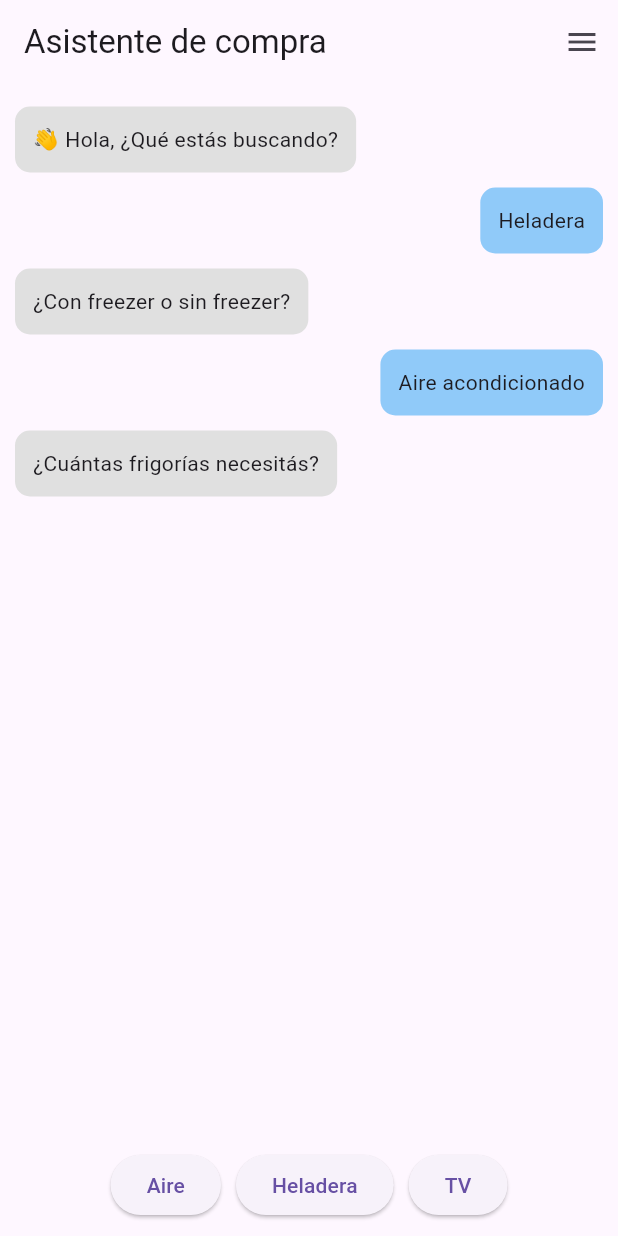
After one commit to sergiorc182/mi_app_mobile, a Flutter app: the ChatScreen screen opened directly, item 2 of the bottom bar chosen, after a tap on "Aire", on a phone screen of 412 x 824 dp. The commit adds this screen. Run offline on Flutter 3.47's test engine with Material 3 defaults, Android fonts, the phone set to English and light mode, and no system bars; our stand-ins replace cloud_firestore, firebase_auth, firebase_core; accounts and stored records are empty; network calls fail.

Commit message:
login mas el chat con main conectado, falta separar la vista desde el login y conectarlo

```diff
--- /dev/null
+++ b/lib/controlador/chat.dart
@@ -0,0 +1,148 @@
+import 'package:flutter/material.dart';
+
+// 👇 para ir al login si no está registrado
+import 'login.dart';
+
+class ChatScreen extends StatefulWidget {
+  final Map<String, dynamic>? userData;
+
+  const ChatScreen({super.key, this.userData});
+
+  @override
+  State<ChatScreen> createState() => _ChatScreenState();
+}
+
+class _ChatScreenState extends State<ChatScreen> {
+  List<Map<String, String>> mensajes = [
+    {"bot": "👋 Hola, ¿Qué estás buscando?"}
+  ];
+
+  void enviarOpcion(String texto) {
+    setState(() {
+      mensajes.add({"user": texto});
+
+      // lógica simple inicial
+      if (texto.toLowerCase().contains("aire")) {
+        mensajes.add({"bot": "¿Cuántas frigorías necesitás?"});
+      } else if (texto.toLowerCase().contains("tv")) {
+        mensajes.add({"bot": "¿De cuántas pulgadas?"});
+      } else if (texto.toLowerCase().contains("heladera")) {
+        mensajes.add({"bot": "¿Con freezer o sin freezer?"});
+      } else {
+        mensajes.add({"bot": "Contame más sobre lo que buscás"});
+      }
+    });
+  }
+
+  @override
+  Widget build(BuildContext context) {
+    return Scaffold(
+      appBar: AppBar(
+        title: const Text("Asistente de compra"),
+      ),
+
+      // 👉 PANEL DERECHO
+      endDrawer: Drawer(
+        child: Column(
+          children: [
+            const DrawerHeader(
+              child: Text("Mi Cuenta", style: TextStyle(fontSize: 20)),
+            ),
+
+            if (widget.userData != null) ...[
+              ListTile(
+                title: Text("DNI: ${widget.userData!["dni"]}"),
+              ),
+              ListTile(
+                title: const Text("Cerrar sesión"),
+                onTap: () {
+                  Navigator.pop(context);
+                  Navigator.pop(context);
+                },
+              ),
+            ] else ...[
+              ListTile(
+                title: const Text("No estás registrado"),
+              ),
+              ElevatedButton(
+                onPressed: () {
+                  Navigator.push(
+                    context,
+                    MaterialPageRoute(
+                      builder: (_) => const LoginScreen(),
+                    ),
+                  );
+                },
+                child: const Text("Registrarse"),
+              ),
+            ]
+          ],
+        ),
+      ),
+
+      body: Row(
+        children: [
+          // 💬 CHAT
+          Expanded(
+            child: Column(
+              children: [
+                Expanded(
+                  child: ListView.builder(
+                    padding: const EdgeInsets.all(10),
+                    itemCount: mensajes.length,
+                    itemBuilder: (context, index) {
+                      final mensaje = mensajes[index];
+
+                      final esBot = mensaje.containsKey("bot");
+
+                      return Align(
+                        alignment: esBot
+                            ? Alignment.centerLeft
+                            : Alignment.centerRight,
+                        child: Container(
+                          margin: const EdgeInsets.symmetric(vertical: 5),
+                          padding: const EdgeInsets.all(12),
+                          decoration: BoxDecoration(
+                            color: esBot
+                                ? Colors.grey[300]
+                                : Colors.blue[200],
+                            borderRadius: BorderRadius.circular(10),
+                          ),
+                          child: Text(
+                            mensaje.values.first,
+                          ),
+                        ),
+                      );
+                    },
+                  ),
+                ),
+
+                // 👇 OPCIONES RÁPIDAS
+                Container(
+                  padding: const EdgeInsets.all(10),
+                  child: Wrap(
+                    spacing: 10,
+                    children: [
+                      ElevatedButton(
+                        onPressed: () => enviarOpcion("Aire acondicionado"),
+                        child: const Text("Aire"),
+                      ),
+                      ElevatedButton(
+                        onPressed: () => enviarOpcion("Heladera"),
+                        child: const Text("Heladera"),
+                      ),
+                      ElevatedButton(
+                        onPressed: () => enviarOpcion("TV"),
+                        child: const Text("TV"),
+                      ),
+                    ],
+                  ),
+                ),
+              ],
+            ),
+          ),
+        ],
+      ),
+    );
+  }
+}
```
Also changed, not shown: lib/controlador/login.dart (added, +106 -0 lines), lib/flutterrun.txt (added, +8 -0 lines), lib/main.dart (+44 -69 lines), lib/vista/login.dart (added).
